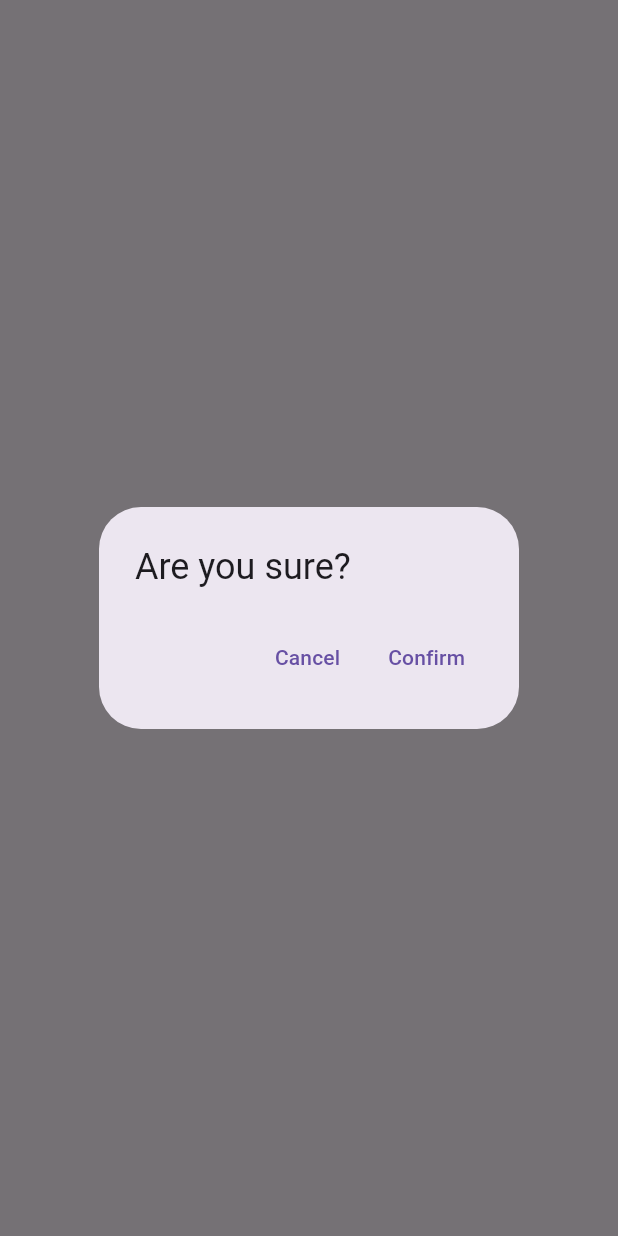
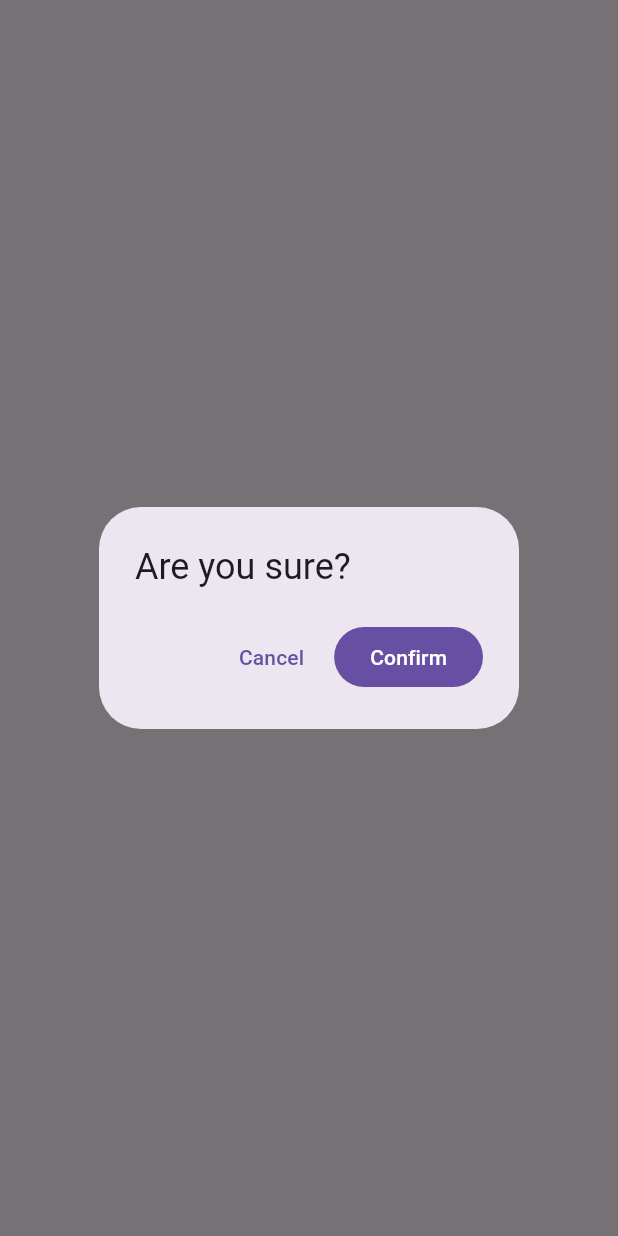
Before and after one commit to TheLastFlame/yss_todo, a Flutter app: what confirm() shows on an empty page, opened directly, on a phone screen of 412 x 824 dp. Run offline on Flutter 3.47's test engine with Material 2 defaults, Android fonts, the phone set to English and light mode, and no system bars; our stand-ins replace flutter_mobx, get_it, get_storage, logger, mobx; accounts and stored records are empty; generated files the repository leaves out were written again.

Commit message:
m3 confirm dialog

```diff
--- a/lib/helpers.dart
+++ b/lib/helpers.dart
@@ -20,7 +20,7 @@ Future<bool> confirm(context) async {
           onPressed: () => Navigator.of(context).pop(),
           child: Text(t.commonwords.cancel),
         ),
-        TextButton(
+        FilledButton  (
           onPressed: () {
             result = true;
             Navigator.of(context).pop();
```
